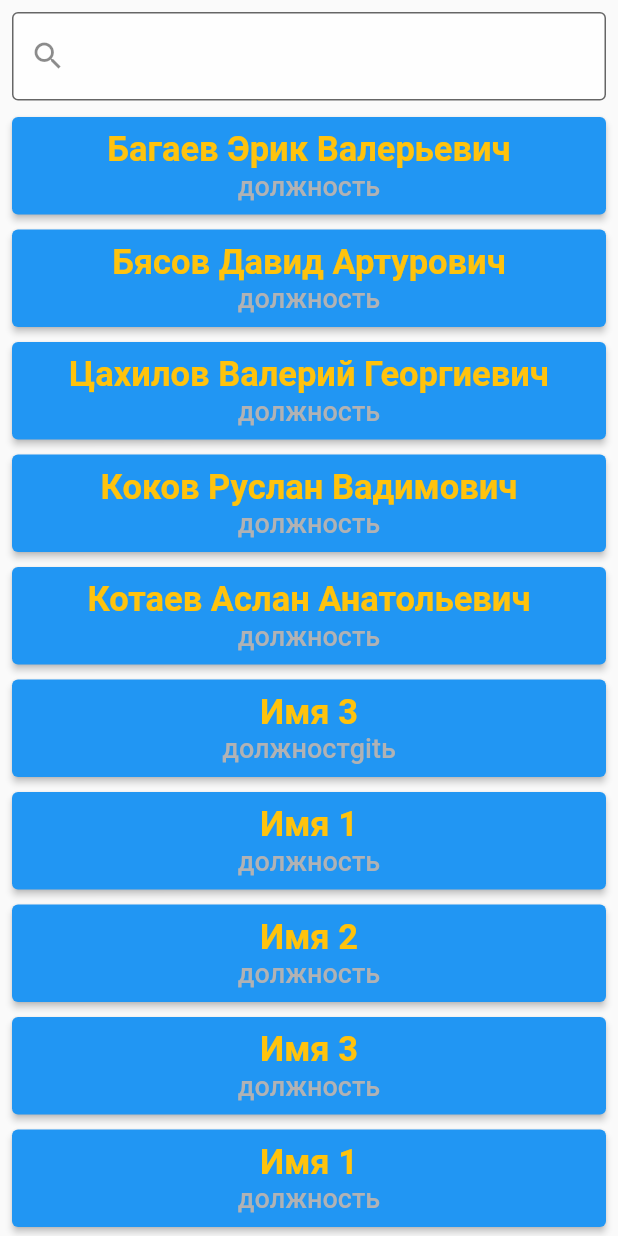
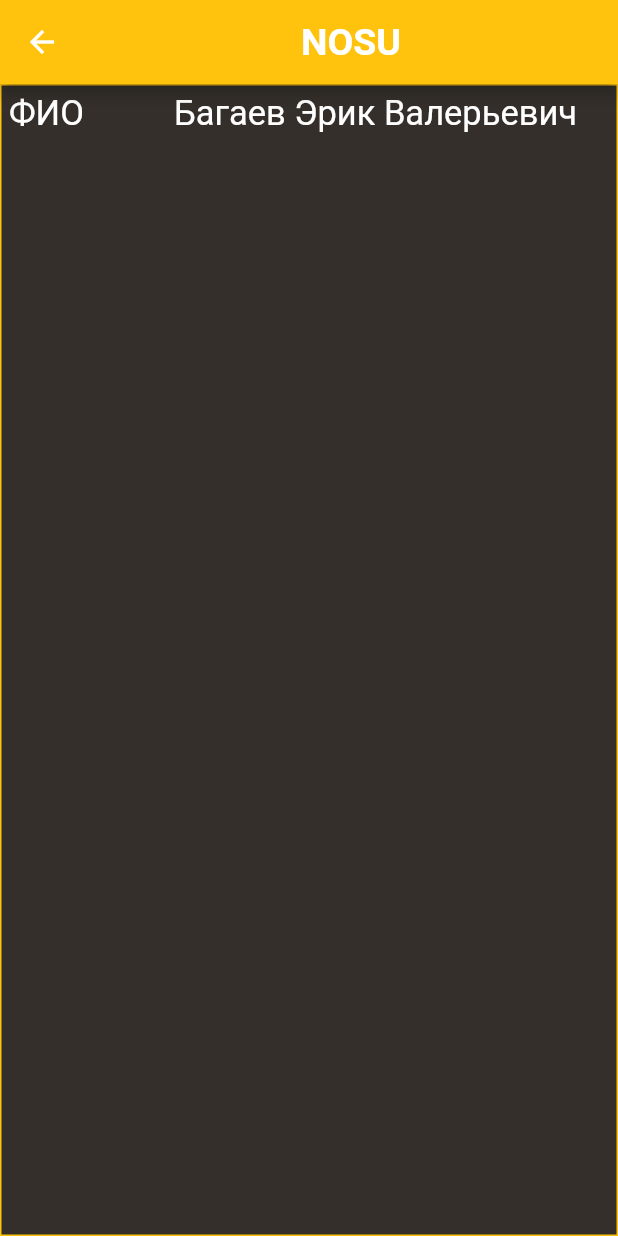
Before and after one commit to ErikBagaev1/Courswork_2, a Flutter app: the WorkersScreen widget shown alone on an empty page, opened directly, after a tap on "Багаев Эрик Валерьевич", on a phone screen of 412 x 824 dp. Run offline on Flutter 3.47's test engine with Material 2 defaults, Android fonts, the phone set to English and light mode, and no system bars; missing offline and left inert: dart:ffi.

Commit message:
Добавления экранов самих сотрудников Вся информация о конкретном сотруднике

```diff
--- /dev/null
+++ b/lib/PersonDetailes/person_detailes.dart
@@ -0,0 +1,41 @@
+import 'package:courswork_2/PersonDetailes/person_detailes_main.dart';
+import 'package:courswork_2/Themes/app_color.dart';
+import 'package:flutter/material.dart';
+
+class PersonDetailesWidget extends StatefulWidget {
+  final int personId;
+  const PersonDetailesWidget({super.key, required this.personId});
+
+  @override
+  State<PersonDetailesWidget> createState() => _PersonDetailesWidgetState();
+}
+
+class _PersonDetailesWidgetState extends State<PersonDetailesWidget> {
+  @override
+  Widget build(BuildContext context) {
+    return Scaffold(
+      appBar: AppBar(
+        title: Center(
+            child: Text(
+          'NOSU',
+          style: TextStyle(
+            fontSize: 25,
+            fontWeight: FontWeight.bold,
+          ),
+        )),
+      ),
+      body: ColoredBox(
+        color: AppColor.mainYellow,
+        child: Padding(
+          padding: const EdgeInsets.all(1.0),
+          child: ColoredBox(
+            color: AppColor.mainBlack,
+            child: ListView(
+              children: [PersonDetailesMainWidget()],
+            ),
+          ),
+        ),
+      ),
+    );
+  }
+}
--- /dev/null
+++ b/lib/PersonDetailes/person_detailes_main.dart
@@ -0,0 +1,39 @@
+import 'dart:ffi';
+
+import 'package:flutter/material.dart';
+
+class PersonDetailesMainWidget extends StatefulWidget {
+  const PersonDetailesMainWidget({super.key});
+
+  @override
+  State<PersonDetailesMainWidget> createState() =>
+      _PersonDetailesMainWidgetState();
+}
+
+class _PersonDetailesMainWidgetState extends State<PersonDetailesMainWidget> {
+  @override
+  Widget build(BuildContext context) {
+    return Padding(
+      padding: const EdgeInsets.all(5.0),
+      child: Column(
+        children: [
+          Row(
+            children: [
+              Text(
+                'ФИО',
+                style: TextStyle(fontSize: 23, color: Colors.white),
+              ),
+              SizedBox(
+                width: 60,
+              ),
+              Text(
+                'Багаев Эрик Валерьевич',
+                style: TextStyle(fontSize: 23, color: Colors.white),
+              )
+            ],
+          )
+        ],
+      ),
+    );
+  }
+}
--- a/lib/WorkersScreen/workers_screen.dart
+++ b/lib/WorkersScreen/workers_screen.dart
@@ -1,20 +1,21 @@
 import 'package:courswork_2/Themes/app_color.dart';
-import 'package:flutter/cupertino.dart';
+
 import 'package:flutter/material.dart';
 
+class Person {
+  final int id;
+  final String fullName;
+  final String position;
+
+  Person({required this.id, required this.fullName, required this.position});
+}
+
 final _workers = [
-  WorkersCards(fullName: 'Багаев Эрик Валерьевич', position: 'должность'),
-  WorkersCards(fullName: 'Бясов Давид Артурович', position: 'должность'),
-  WorkersCards(fullName: 'Цахилов Валерий Георгиевич', position: 'должность'),
-  WorkersCards(fullName: 'Коков Руслан Вадимович', position: 'должность'),
-  WorkersCards(fullName: 'Котаев Аслан Анатольевич', position: 'должность'),
-  WorkersCards(fullName: 'Имя 3', position: 'должностgitь'),
-  WorkersCards(fullName: 'Имя 1', position: 'должность'),
-  WorkersCards(fullName: 'Имя 2', position: 'должность'),
-  WorkersCards(fullName: 'Имя 3', position: 'должность'),
-  WorkersCards(fullName: 'Имя 1', position: 'должность'),
-  WorkersCards(fullName: 'Имя 2', position: 'должность'),
-  WorkersCards(fullName: 'Имя 3', position: 'должность'),
+  Person(id: 1, fullName: 'Багаев Эрик Валерьевич', position: 'должность'),
+  Person(id: 2, fullName: 'Бясов Давид Артурович', position: 'должность'),
+  Person(id: 3, fullName: 'Цахилов Валерий Георгиевич', position: 'должность'),
+  Person(id: 4, fullName: 'Коков Руслан Вадимович', position: 'должность'),
+  Person(id: 5, fullName: 'Котаев Аслан Анатольевич', position: 'должность'),
 ];
 
 class WorkersScreen extends StatefulWidget {
@@ -25,13 +26,13 @@ class WorkersScreen extends StatefulWidget {
 }
 
 class _WorkersScreenState extends State<WorkersScreen> {
-  var _searchWorkers = <WorkersCards>[];
+  var _searchWorkers = <Person>[];
 
   final _searConroller = TextEditingController();
   void _searchWorker() {
     final query = _searConroller.text;
     if (query.isNotEmpty) {
-      _searchWorkers = _workers.where((WorkersCards worker) {
+      _searchWorkers = _workers.where((Person worker) {
         return worker.fullName.toLowerCase().contains(query.toLowerCase());
       }).toList();
     } else {
@@ -49,6 +50,11 @@ class _WorkersScreenState extends State<WorkersScreen> {
     _searConroller.addListener((_searchWorker));
   }
 
+  void _onPersonTap(int index) {
+    final id = _workers[index].id;
+    Navigator.of(context).pushNamed('/person_detailes', arguments: id);
+  }
+
   @override
   Widget build(BuildContext context) {
     return Stack(
@@ -59,9 +65,43 @@ class _WorkersScreenState extends State<WorkersScreen> {
             itemExtent: 75,
             keyboardDismissBehavior: ScrollViewKeyboardDismissBehavior.onDrag,
             itemBuilder: (BuildContext, int index) {
+              final person = _searchWorkers[index];
               return Column(
                 children: [
-                  _searchWorkers[index],
+                  Padding(
+                    padding: const EdgeInsets.only(top: 8, left: 8, right: 8),
+                    child: ElevatedButton(
+                      style: ButtonStyle(
+                          minimumSize: MaterialStateProperty.all(
+                              Size(double.infinity, 65))),
+                      onPressed: (() => _onPersonTap(index)),
+                      child: Column(
+                        // crossAxisAlignment: CrossAxisAlignment.start,
+                        children: [
+                          Padding(
+                            padding: const EdgeInsets.symmetric(horizontal: 9),
+                            child: Text(
+                              person.fullName,
+                              style: TextStyle(
+                                  color: AppColor.mainYellow,
+                                  fontWeight: FontWeight.w700,
+                                  fontSize: 23),
+                            ),
+                          ),
+                          Padding(
+                            padding: const EdgeInsets.symmetric(horizontal: 9),
+                            child: Text(
+                              person.position,
+                              style: TextStyle(
+                                  color: AppColor.secondColor,
+                                  fontWeight: FontWeight.w500,
+                                  fontSize: 18),
+                            ),
+                          ),
+                        ],
+                      ),
+                    ),
+                  )
                 ],
               );
             }),
@@ -82,45 +122,45 @@ class _WorkersScreenState extends State<WorkersScreen> {
   }
 }
 
-class WorkersCards extends StatelessWidget {
-  final String fullName;
-  final String position;
-  const WorkersCards(
-      {super.key, required this.fullName, required this.position});
-  @override
-  Widget build(BuildContext context) {
-    return Padding(
-      padding: const EdgeInsets.only(top: 8, left: 8, right: 8),
-      child: ElevatedButton(
-        style: ButtonStyle(
-            minimumSize: MaterialStateProperty.all(Size(double.infinity, 65))),
-        onPressed: (() {}),
-        child: Column(
-          // crossAxisAlignment: CrossAxisAlignment.start,
-          children: [
-            Padding(
-              padding: const EdgeInsets.symmetric(horizontal: 9),
-              child: Text(
-                fullName,
-                style: TextStyle(
-                    color: AppColor.mainYellow,
-                    fontWeight: FontWeight.w700,
-                    fontSize: 23),
-              ),
-            ),
-            Padding(
-              padding: const EdgeInsets.symmetric(horizontal: 9),
-              child: Text(
-                position,
-                style: TextStyle(
-                    color: AppColor.secondColor,
-                    fontWeight: FontWeight.w500,
-                    fontSize: 18),
-              ),
-            ),
-          ],
-        ),
-      ),
-    );
-  }
-}
+// class WorkersCards extends StatelessWidget {
+//   final String fullName;
+//   final String position;
+//   const WorkersCards(
+//       {super.key, required this.fullName, required this.position});
+//   @override
+//   Widget build(BuildContext context) {
+//     return Padding(
+//       padding: const EdgeInsets.only(top: 8, left: 8, right: 8),
+//       child: ElevatedButton(
+//         style: ButtonStyle(
+//             minimumSize: MaterialStateProperty.all(Size(double.infinity, 65))),
+//         onPressed: (() => _onPersonTap(index)),
+//         child: Column(
+//           // crossAxisAlignment: CrossAxisAlignment.start,
+//           children: [
+//             Padding(
+//               padding: const EdgeInsets.symmetric(horizontal: 9),
+//               child: Text(
+//                 fullName,
+//                 style: TextStyle(
+//                     color: AppColor.mainYellow,
+//                     fontWeight: FontWeight.w700,
+//                     fontSize: 23),
+//               ),
+//             ),
+//             Padding(
+//               padding: const EdgeInsets.symmetric(horizontal: 9),
+//               child: Text(
+//                 position,
+//                 style: TextStyle(
+//                     color: AppColor.secondColor,
+//                     fontWeight: FontWeight.w500,
+//                     fontSize: 18),
+//               ),
+//             ),
+//           ],
+//         ),
+//       ),
+//     );
+//   }
+// }
--- a/lib/main.dart
+++ b/lib/main.dart
@@ -1,3 +1,5 @@
+import 'package:courswork_2/PersonDetailes/person_detailes.dart';
+import 'package:courswork_2/WorkersScreen/workers_screen.dart';
 import 'package:courswork_2/basic/basik_display.dart';
 import 'package:flutter/material.dart';
 
@@ -26,14 +28,22 @@ class MyApp extends StatelessWidget {
           )),
       routes: {
         '/': (context) => BasicDisplay(),
-        // '/main_screen': (context) => MainScreenWidget(),
+
+        '/person_detailes': (context) {
+          final arguments = ModalRoute.of(context)?.settings.arguments;
+          if (arguments is int) {
+            return PersonDetailesWidget(personId: arguments);
+          } else {
+            return PersonDetailesWidget(personId: 0);
+          }
+        },
         // '/main_screen/movie_details': (context) {
-        //   final arguments = ModalRoute.of(context)?.settings.arguments;
-        //   if (arguments is int) {
-        //     return MovieDetailsWidget(movieId: arguments);
-        //   } else {
-        //     return MovieDetailsWidget(movieId: 1);
-        //   }
+        //   // final arguments = ModalRoute.of(context)?.settings.arguments;
+        //   // if (arguments is int) {
+        //   //   return MovieDetailsWidget(movieId: arguments);
+        //   // } else {
+        //   //   return MovieDetailsWidget(movieId: 1);
+        //   // }
         // }
       },
       initialRoute: '/',
```
